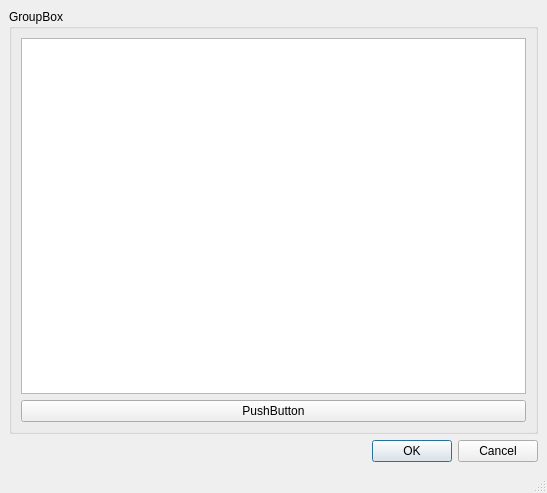
Before: the Qt Designer form testdesign.ui in Apazidii/OOP, drawn with Qt 5.
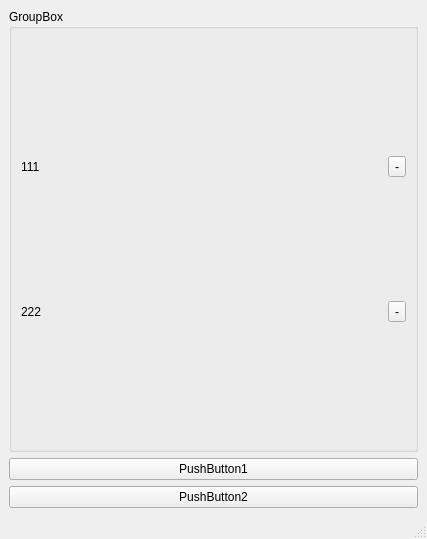
After: the same form once the commit is applied.

The edit to the form file:
```diff
--- a/testdesign.ui
+++ b/testdesign.ui
@@ -6,38 +6,71 @@
    <rect>
     <x>0</x>
     <y>0</y>
-    <width>547</width>
-    <height>493</height>
+    <width>427</width>
+    <height>539</height>
    </rect>
   </property>
   <property name="windowTitle">
    <string>MainWindow</string>
   </property>
   <widget class="QWidget" name="centralwidget">
-   <layout class="QVBoxLayout" name="verticalLayout_2">
+   <layout class="QVBoxLayout" name="verticalLayout">
     <item>
      <widget class="QGroupBox" name="groupBox">
       <property name="title">
        <string>GroupBox</string>
       </property>
-      <layout class="QVBoxLayout" name="verticalLayout">
+      <layout class="QVBoxLayout" name="verticalLayout_2">
        <item>
-        <widget class="QListView" name="listView"/>
+        <layout class="QHBoxLayout" name="horizontalLayout_2">
+         <item>
+          <widget class="QLabel" name="label">
+           <property name="text">
+            <string>111</string>
+           </property>
+          </widget>
+         </item>
+         <item>
+          <widget class="QToolButton" name="toolButton">
+           <property name="text">
+            <string>-</string>
+           </property>
+          </widget>
+         </item>
+        </layout>
        </item>
        <item>
-        <widget class="QPushButton" name="pushButton">
-         <property name="text">
-          <string>PushButton</string>
-         </property>
-        </widget>
+        <layout class="QHBoxLayout" name="horizontalLayout">
+         <item>
+          <widget class="QLabel" name="label_2">
+           <property name="text">
+            <string>222</string>
+           </property>
+          </widget>
+         </item>
+         <item>
+          <widget class="QToolButton" name="toolButton_2">
+           <property name="text">
+            <string>-</string>
+           </property>
+          </widget>
+         </item>
+        </layout>
        </item>
       </layout>
      </widget>
     </item>
     <item>
-     <widget class="QDialogButtonBox" name="buttonBox">
-      <property name="standardButtons">
-       <set>QDialogButtonBox::Cancel|QDialogButtonBox::Ok</set>
+     <widget class="QPushButton" name="pushButton_2">
+      <property name="text">
+       <string>PushButton1</string>
+      </property>
+     </widget>
+    </item>
+    <item>
+     <widget class="QPushButton" name="pushButton">
+      <property name="text">
+       <string>PushButton2</string>
       </property>
      </widget>
     </item>
```
Left out of the diff: 4 changed lines with no effect on the pictures.
